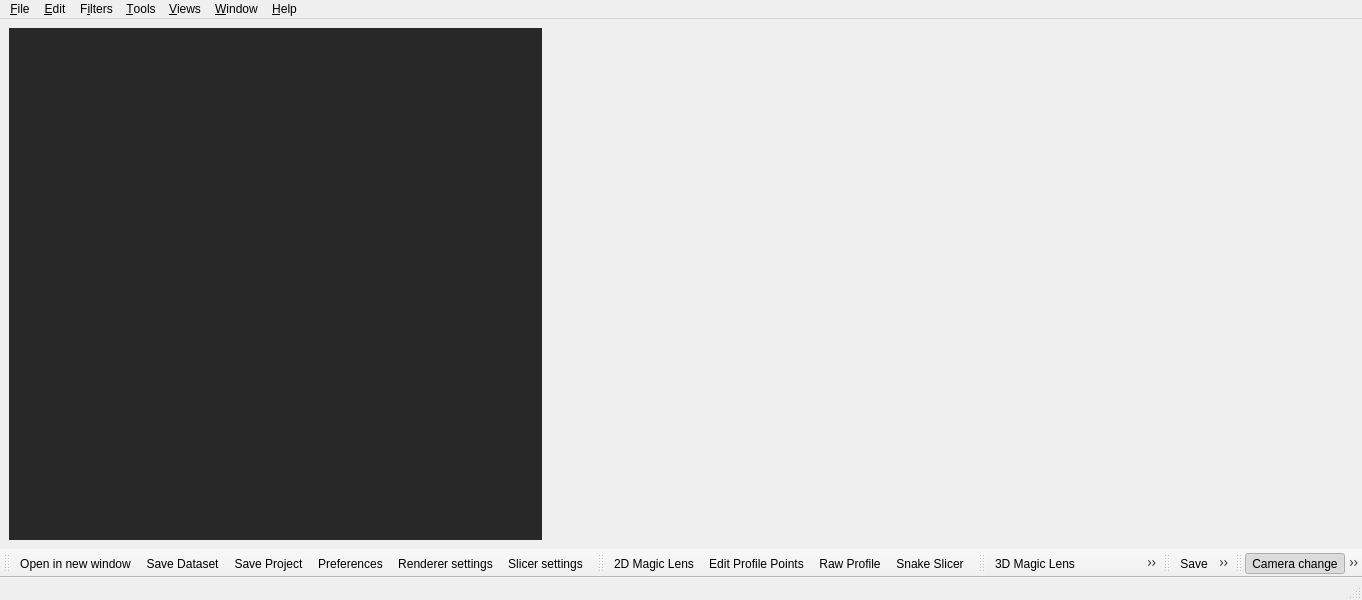
Before: the Qt Designer form libs/gui/Mainwindow.ui in 3dct/open_iA, drawn with Qt 5.
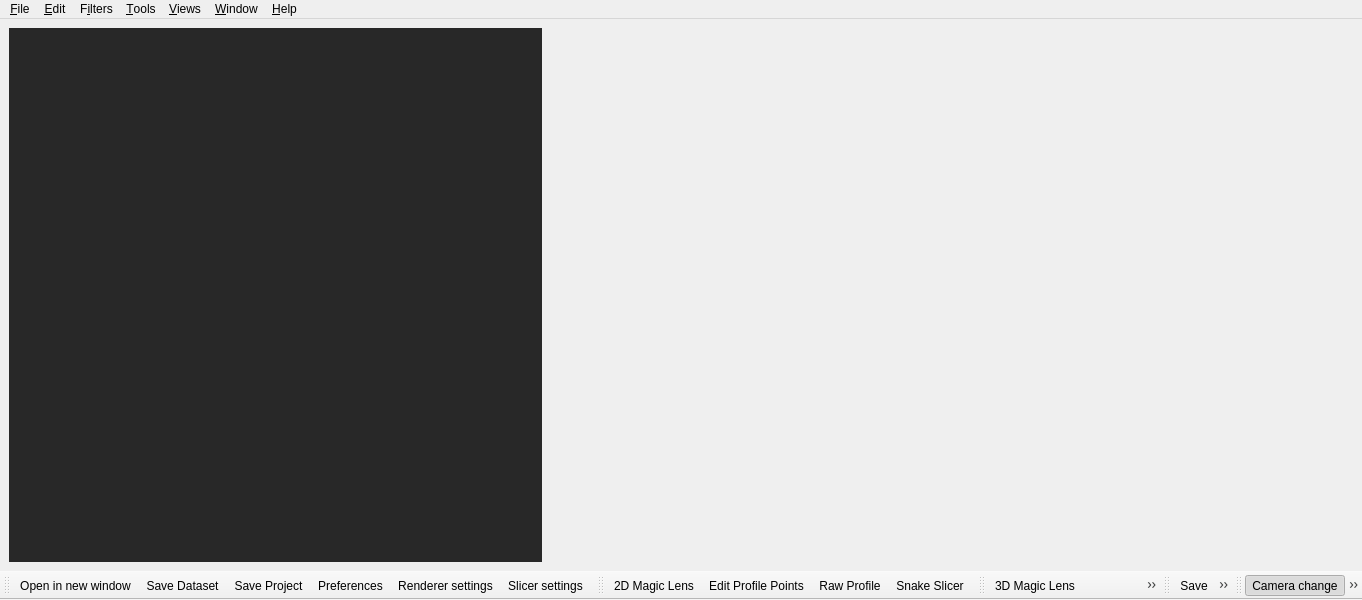
After: the same form once the commit is applied. Icons and pictures are not drawn.

Commit message: Remove MainWindow/MdiChild status bar

```diff
--- a/libs/gui/Mainwindow.ui
+++ b/libs/gui/Mainwindow.ui
@@ -244,7 +244,6 @@
    <addaction name="menuWindow"/>
    <addaction name="menuHelp"/>
   </widget>
-  <widget class="QStatusBar" name="statusbar"/>
   <widget class="QToolBar" name="fileToolbar">
    <property name="windowTitle">
     <string>Main Toolbar</string>
```
Left out of the diff: 30 changed lines with no effect on the pictures. The commit also changes 8 other files.
